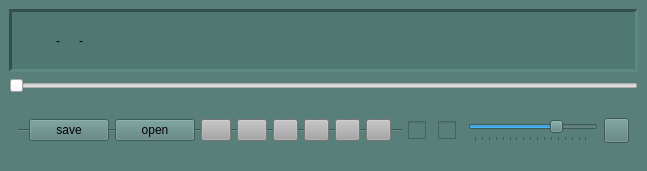
Qt form lib/gui/mainwindow.ui (bitterfly/MehPlayer) before a commit.
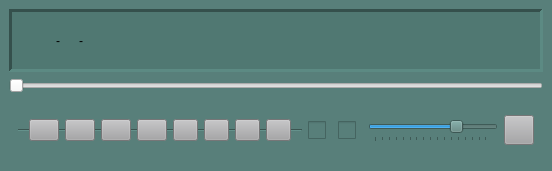
The same form after that commit. Icons and pictures are not drawn.

Commit message: New icons for save and open playlist(still ugyly tho)

The edit to the form file:
```diff
--- a/lib/gui/mainwindow.ui
+++ b/lib/gui/mainwindow.ui
@@ -186,15 +186,35 @@
            <layout class="QHBoxLayout" name="buttons">
             <item>
              <widget class="QPushButton" name="save_playlist">
+              <property name="maximumSize">
+               <size>
+                <width>30</width>
+                <height>30</height>
+               </size>
+              </property>
+              <property name="styleSheet">
+               <string notr="true">font: 9pt &quot;NanumMyeongjo&quot;;
+background: rgb(165, 165, 167)</string>
+              </property>
               <property name="text">
-               <string>save</string>
+               <string/>
               </property>
              </widget>
             </item>
             <item>
              <widget class="QPushButton" name="open_playlist">
+              <property name="maximumSize">
+               <size>
+                <width>30</width>
+                <height>30</height>
+               </size>
+              </property>
+              <property name="styleSheet">
+               <string notr="true">font: 9pt &quot;NanumMyeongjo&quot;;
+background: rgb(165, 165, 167)</string>
+              </property>
               <property name="text">
-               <string>open</string>
+               <string/>
               </property>
              </widget>
             </item>
@@ -443,10 +463,14 @@
           <widget class="QPushButton" name="show_list">
            <property name="maximumSize">
             <size>
-             <width>25</width>
-             <height>25</height>
+             <width>30</width>
+             <height>30</height>
             </size>
            </property>
+           <property name="styleSheet">
+            <string notr="true">font: 9pt &quot;NanumMyeongjo&quot;;
+background: rgb(165, 165, 167)</string>
+           </property>
            <property name="text">
             <string/>
            </property>
```
The commit also changes 2 other files.
